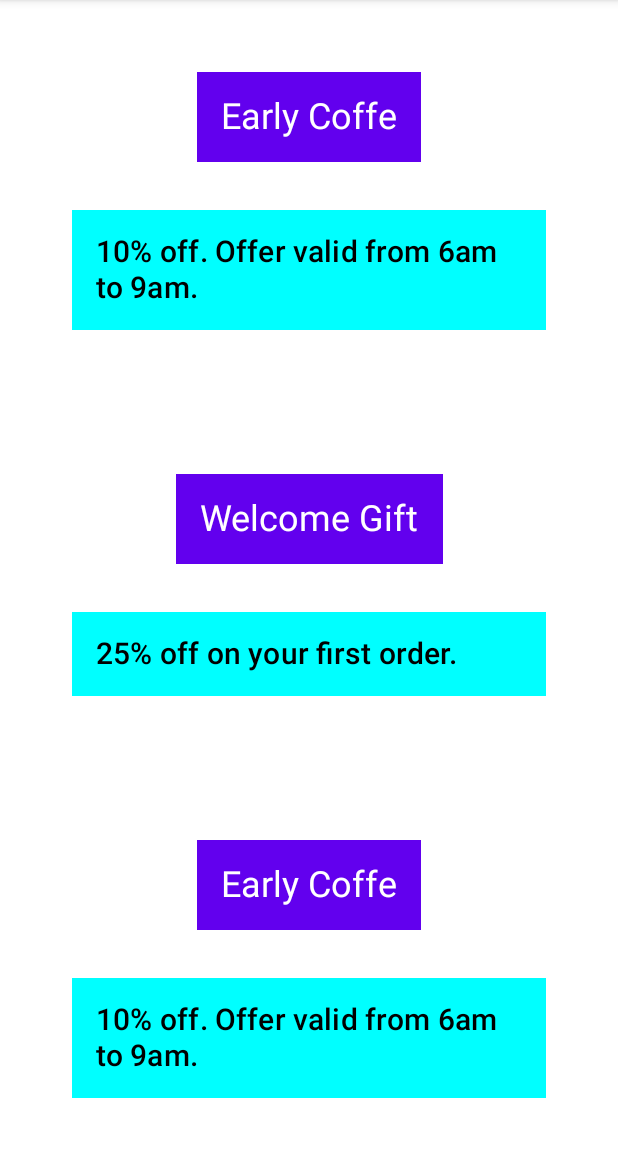
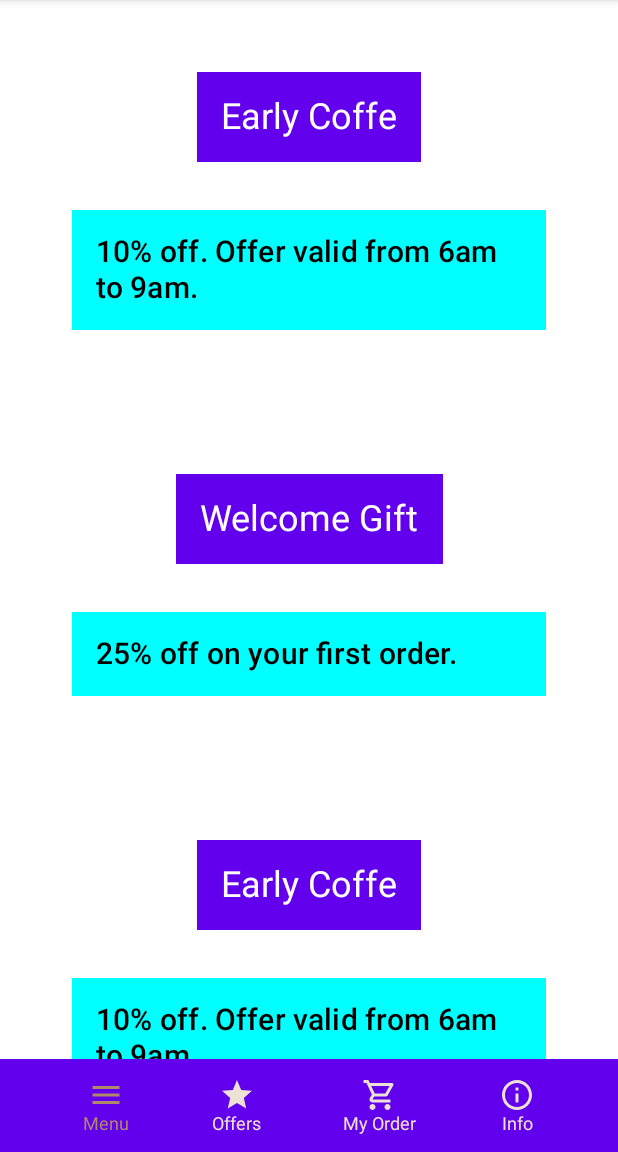
Before and after one commit to Onxi95/KotlinCoffeeMasters, an Android app built with Jetpack Compose: the @Preview function App, on a phone screen of 412 x 824 dp, the part 84-1236 px from its top. Run offline under Robolectric (Android 15) with nearby library versions, the phone set to English and light mode, and no system bars.

Commit message:
feat: bottom bar

```diff
--- a/app/src/main/java/com/thesowa/coffeemasters/App.kt
+++ b/app/src/main/java/com/thesowa/coffeemasters/App.kt
@@ -2,10 +2,13 @@ package com.thesowa.coffeemasters
 
 import androidx.compose.foundation.layout.Box
 import androidx.compose.foundation.layout.fillMaxSize
+import androidx.compose.material.BottomNavigation
 import androidx.compose.material.Scaffold
 import androidx.compose.material.Text
 import androidx.compose.material.TopAppBar
 import androidx.compose.runtime.Composable
+import androidx.compose.runtime.mutableStateOf
+import androidx.compose.runtime.remember
 import androidx.compose.ui.Alignment
 import androidx.compose.ui.Modifier
 import androidx.compose.ui.tooling.preview.Preview
@@ -13,11 +16,19 @@ import androidx.compose.ui.tooling.preview.Preview
 @Preview
 @Composable
 fun App() {
+
+    var currentPage = remember {
+        mutableStateOf(Routes.MenuPage.route)
+    }
     Scaffold(topBar = {
       TopAppBar {
           AppTitle()
       }
-    }, bottomBar = {}) {
+    }, bottomBar = {
+        NavBar(onChange = { newRoute ->
+            currentPage.value = newRoute
+        })
+    }) {
         OffersPage()
     }
 }
--- /dev/null
+++ b/app/src/main/java/com/thesowa/coffeemasters/BottomNavigation.kt
@@ -0,0 +1,75 @@
+package com.thesowa.coffeemasters
+
+import androidx.compose.foundation.Image
+import androidx.compose.foundation.background
+import androidx.compose.foundation.clickable
+import androidx.compose.foundation.layout.*
+import androidx.compose.material.MaterialTheme
+import androidx.compose.material.Text
+import androidx.compose.material.icons.Icons
+import androidx.compose.material.icons.outlined.Info
+import androidx.compose.material.icons.outlined.Menu
+import androidx.compose.material.icons.outlined.ShoppingCart
+import androidx.compose.material.icons.outlined.Star
+import androidx.compose.runtime.Composable
+import androidx.compose.ui.Alignment
+import androidx.compose.ui.Modifier
+import androidx.compose.ui.graphics.ColorFilter
+import androidx.compose.ui.graphics.vector.ImageVector
+import androidx.compose.ui.semantics.Role.Companion.Image
+import androidx.compose.ui.tooling.preview.Preview
+import androidx.compose.ui.unit.dp
+import androidx.compose.ui.unit.sp
+import com.thesowa.coffeemasters.ui.theme.Alternative1
+import com.thesowa.coffeemasters.ui.theme.OnPrimary
+import com.thesowa.coffeemasters.ui.theme.Primary
+
+data class NavPage(var name: String, var icon: ImageVector, var route: String)
+
+object Routes {
+    var MenuPage = NavPage("Menu", Icons.Outlined.Menu, "menu")
+    var OffersPage = NavPage("Offers", Icons.Outlined.Star, "offers")
+    var OrderPage =  NavPage("My Order", Icons.Outlined.ShoppingCart, "order")
+    var InfoPage =  NavPage("Info", Icons.Outlined.Info, "info")
+
+    val pages = listOf(MenuPage, OffersPage, OrderPage, InfoPage)
+}
+
+@Composable
+fun NavBarItem(page: NavPage, selected: Boolean = false, modifier: Modifier = Modifier) {
+    Column(horizontalAlignment = Alignment.CenterHorizontally,
+        modifier = modifier.padding(horizontal = 12.dp)) {
+        Image(
+            imageVector = page.icon,
+            contentDescription = page.name,
+            colorFilter = ColorFilter.tint(
+                if(selected) Alternative1 else OnPrimary
+            )
+        )
+        Text(page.name,
+            fontSize = 12.sp,
+            color = if (selected) Alternative1 else OnPrimary
+        )
+    }
+}
+
+@Preview(showBackground = true, widthDp = 400)
+@Composable
+fun NavBar(selectedRoute: String = Routes.MenuPage.route, onChange: (String)->Unit = {}) {
+    Row(horizontalArrangement = Arrangement.SpaceEvenly,
+        modifier = Modifier
+            .background(MaterialTheme.colors.primary)
+            .padding(12.dp)
+            .fillMaxWidth()
+    ) {
+        for (page in Routes.pages) {
+            NavBarItem(page,
+                selected = selectedRoute == page.route,
+                modifier = Modifier
+                    .clickable {
+                        onChange(page.route)
+                    }
+            )
+        }
+    }
+}
--- a/app/src/main/java/com/thesowa/coffeemasters/OffersPage.kt
+++ b/app/src/main/java/com/thesowa/coffeemasters/OffersPage.kt
@@ -1,6 +1,5 @@
 package com.thesowa.coffeemasters
 
-import androidx.compose.foundation.Image
 import androidx.compose.foundation.background
 import androidx.compose.foundation.layout.Box
 import androidx.compose.foundation.layout.Column
--- a/app/src/main/java/com/thesowa/coffeemasters/ui/theme/Color.kt
+++ b/app/src/main/java/com/thesowa/coffeemasters/ui/theme/Color.kt
@@ -15,3 +15,5 @@ val Alternative1 = Color(0xFFB08968)
 val Alternative2 = Color(0xFFDDB892)
 val CardBackground = Color(0xFFEDE0D4)
 val SurfaceBackground = Color(0xFFEFEFEF)
+
+var OnPrimary = Color(0xFFEDE0D4)
```
